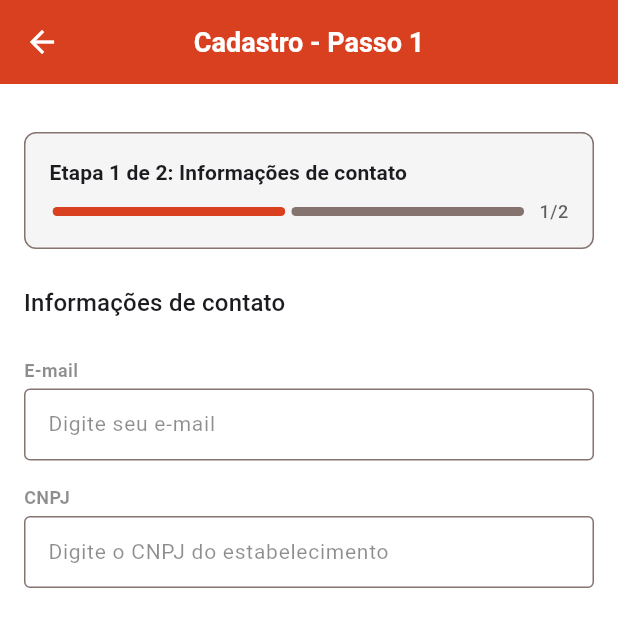
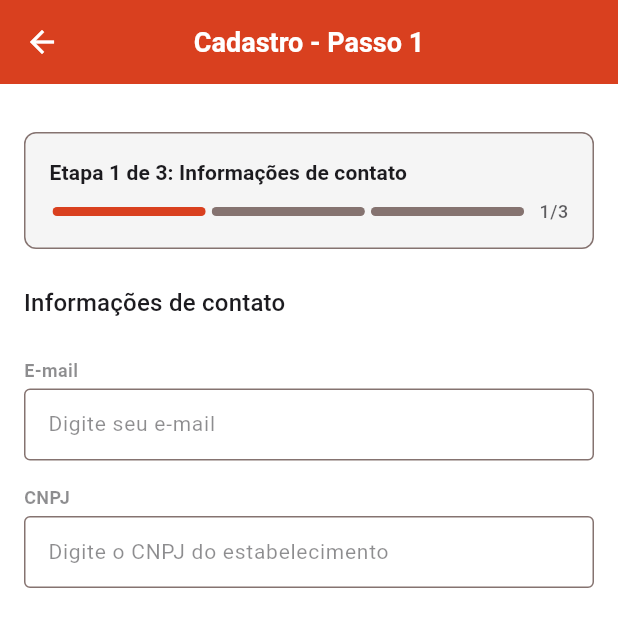
Before and after one commit to andredalsochio/bar-boss-mobile, a Flutter app: the Step1Page screen opened by its route, on a phone screen of 412 x 824 dp, the top half of it. Run offline on Flutter 3.47's test engine with Material 3 defaults, Android fonts, the phone set to English and light mode, and no system bars; drawn by our look-alikes of step_progress_indicator, toastification; our stand-ins replace cloud_firestore, firebase_auth, firebase_core, firebase_crashlytics, firebase_remote_config, font_awesome_flutter and 8 more; missing offline and left inert: flutter_facebook_auth, search_cep; accounts and stored records are empty; generated files the repository leaves out were written again.

Commit message:
feat: implementar banner de completude de perfil nas telas de cadastro
- Adicionar ProfileCompleteCardWidget nas telas Step1, Step2 e Step3
- Implementar lógica de progresso no HomeViewModel
- Atualizar StepProgressWidget com melhor visualização
- Banner exibe progresso dinâmico (0/3, 1/3, 2/3) baseado nas flags de completude

```diff
--- a/lib/app/core/widgets/profile_complete_card_widget.dart
+++ b/lib/app/core/widgets/profile_complete_card_widget.dart
@@ -20,9 +20,11 @@ class ProfileCompleteCardWidget extends StatelessWidget {
   /// Retorna o título do banner baseado nos passos completos
   String _getBannerTitle(int completedSteps, int totalSteps) {
     if (completedSteps == 0) {
-      return 'Complete seu cadastro (1/2)';
+      return 'Complete seu cadastro (1/3)';
     } else if (completedSteps == 1) {
-      return 'Complete seu cadastro (2/2)';
+      return 'Complete seu cadastro (2/3)';
+    } else if (completedSteps == 2) {
+      return 'Complete seu cadastro (3/3)';
     } else {
       return 'Complete seu cadastro ($completedSteps/$totalSteps)';
     }
--- a/lib/app/core/widgets/step_progress_widget.dart
+++ b/lib/app/core/widgets/step_progress_widget.dart
@@ -13,7 +13,7 @@ class StepProgressWidget extends StatelessWidget {
   const StepProgressWidget({
     super.key,
     required this.currentStep,
-    this.totalSteps = 2,
+    this.totalSteps = 3,
     required this.title,
   });
 
--- a/lib/app/modules/home/viewmodels/home_viewmodel.dart
+++ b/lib/app/modules/home/viewmodels/home_viewmodel.dart
@@ -74,7 +74,7 @@ class HomeViewModel extends ChangeNotifier {
   // Retorna o ID do bar atual (se houver)
   String? get currentBarId => _currentBar?.id;
 
-  // Calcula quantos passos estão completos (0, 1 ou 2)
+  // Calcula quantos passos estão completos (0, 1, 2 ou 3)
   int get profileStepsDone {
     if (_currentUserProfile == null) return 0;
 
@@ -94,6 +94,11 @@ class HomeViewModel extends ChangeNotifier {
         // Passo 2: Endereço
         if (_currentBar!.hasCompleteAddress) {
           stepsCompleted = 2;
+
+          // Passo 3: Senha (verificado pela existência de usuário autenticado)
+          if (_currentUserProfile != null && _currentUserProfile!.email.isNotEmpty) {
+            stepsCompleted = 3;
+          }
         }
       }
     }
@@ -111,7 +116,7 @@ class HomeViewModel extends ChangeNotifier {
   int get completedSteps => profileStepsDone;
 
   // Total de passos do cadastro
-  int get totalSteps => 2;
+  int get totalSteps => 3;
 
 /// Função centralizada para verificar se o perfil do usuário está completo
   /// Verifica todos os campos obrigatórios dos Passos 1, 2 e 3
@@ -174,15 +179,15 @@ class HomeViewModel extends ChangeNotifier {
     final completedReg = _currentUserProfile?.completedFullRegistration;
     final isFromSocial = _authViewModel.isFromSocialProvider;
 
-    // Verifica quantos passos foram completados (0-2)
+    // Verifica quantos passos foram completados (0-3)
     final stepsCompleted = profileStepsDone;
-    final allStepsComplete = stepsCompleted >= 2;
+    final allStepsComplete = stepsCompleted >= 3;
 
-    debugPrint('🏠 DEBUG Banner: stepsCompleted=$stepsCompleted/2, allStepsComplete=$allStepsComplete, dismissed=$dismissed, completedFullRegistration=$completedReg, isFromSocial=$isFromSocial');
+    debugPrint('🏠 DEBUG Banner: stepsCompleted=$stepsCompleted/3, allStepsComplete=$allStepsComplete, dismissed=$dismissed, completedFullRegistration=$completedReg, isFromSocial=$isFromSocial');
 
     // Nova lógica do banner:
-    // - Se completedFullRegistration == true (todos os 2 passos concluídos), nunca mostrar banner
-    // - Se todos os 2 passos estão completos, nunca mostrar banner
+    // - Se completedFullRegistration == true (todos os 3 passos concluídos), nunca mostrar banner
+    // - Se todos os 3 passos estão completos, nunca mostrar banner
     // - Se foi dispensado pelo usuário, não mostrar banner
     // - Caso contrário, mostrar banner se não completou todos os passos
     final shouldShow = !allStepsComplete && !dismissed && (completedReg != true);
--- a/lib/app/modules/register_bar/views/step1_page.dart
+++ b/lib/app/modules/register_bar/views/step1_page.dart
@@ -197,8 +197,8 @@ class _Step1PageState extends State<Step1Page> {
                   const SizedBox(height: AppSizes.spacing),
                   const StepProgressWidget(
               currentStep: 1,
-              totalSteps: 2,
-              title: 'Etapa 1 de 2: Informações de contato',
+              totalSteps: 3,
+              title: 'Etapa 1 de 3: Informações de contato',
             ),
                   const SizedBox(height: AppSizes.spacingLarge),
                   Text(
```
Also changed, not shown: lib/app/modules/register_bar/views/step2_page.dart (+5 -22 lines), lib/app/modules/register_bar/views/step3_page.dart (+18 -1 lines).
